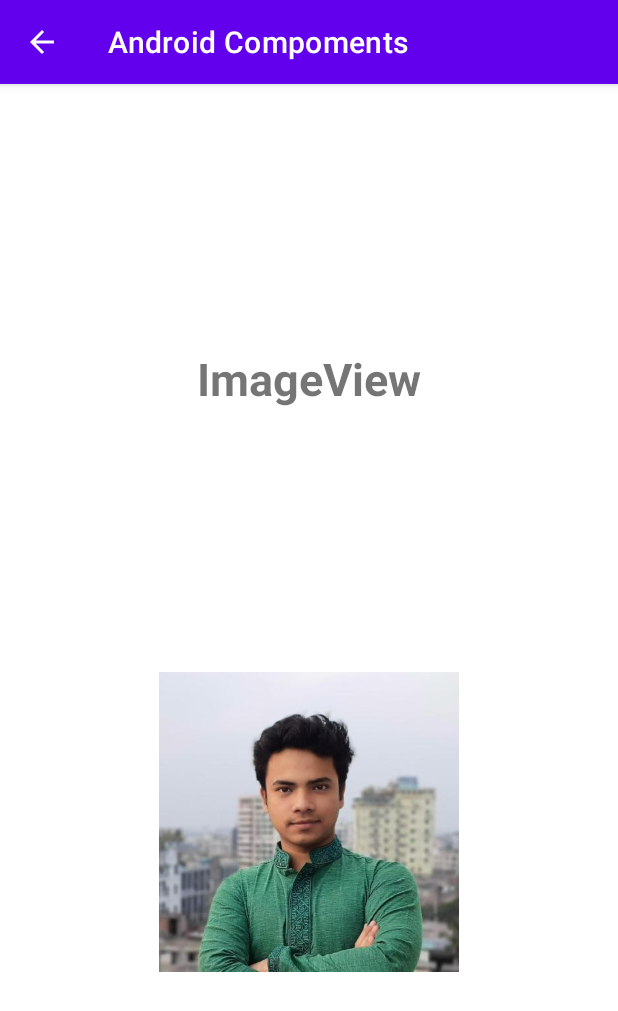
After one commit to ShahedMohammadHridoy/android-common, an Android app: the ImageViewActivity screen opened directly, with no data from a screen before it, on a phone screen of 412 x 824 dp. The commit adds this screen. Shown: the top 1011 px of the screen. Run offline under Robolectric (Android 15) with nearby library versions, the phone set to English and light mode, and no system bars.

Commit message:
Image View

```diff
--- a/app/src/main/AndroidManifest.xml
+++ b/app/src/main/AndroidManifest.xml
@@ -11,6 +11,10 @@
         android:supportsRtl="true"
         android:theme="@style/Theme.AndroidCompoments"
         tools:targetApi="31">
+        <activity
+            android:parentActivityName=".MainActivity"
+            android:name=".ImageViewActivity"
+            android:exported="false" />
         <activity
             android:name=".ButtonActivity"
             android:exported="false"
--- /dev/null
+++ b/app/src/main/java/com/shahed/androidcompoments/ImageViewActivity.java
@@ -0,0 +1,14 @@
+package com.shahed.androidcompoments;
+
+import androidx.appcompat.app.AppCompatActivity;
+
+import android.os.Bundle;
+
+public class ImageViewActivity extends AppCompatActivity {
+
+    @Override
+    protected void onCreate(Bundle savedInstanceState) {
+        super.onCreate(savedInstanceState);
+        setContentView(R.layout.activity_image_view);
+    }
+}
--- a/app/src/main/java/com/shahed/androidcompoments/MainActivity.java
+++ b/app/src/main/java/com/shahed/androidcompoments/MainActivity.java
@@ -9,7 +9,7 @@ import android.widget.Button;
 
 public class MainActivity extends AppCompatActivity {
 
-    Button textViewButton, buttonButton;
+    Button textViewButton, buttonButton, imageViewButton;
 
     @Override
     protected void onCreate(Bundle savedInstanceState) {
@@ -18,6 +18,7 @@ public class MainActivity extends AppCompatActivity {
 
         textViewButton = findViewById(R.id.text_view_button);
         buttonButton = findViewById(R.id.button_button);
+        imageViewButton = findViewById(R.id.button_image_view);
 
 
         textViewButton.setOnClickListener(v -> {
@@ -30,5 +31,9 @@ public class MainActivity extends AppCompatActivity {
             startActivity(intent);
         });
 
+        imageViewButton.setOnClickListener(v -> {
+            Intent intent = new Intent(MainActivity.this, ImageViewActivity.class);
+        });
+
     }
 }
--- /dev/null
+++ b/app/src/main/res/layout/activity_image_view.xml
@@ -0,0 +1,32 @@
+<?xml version="1.0" encoding="utf-8"?>
+<androidx.constraintlayout.widget.ConstraintLayout xmlns:android="http://schemas.android.com/apk/res/android"
+    xmlns:app="http://schemas.android.com/apk/res-auto"
+    xmlns:tools="http://schemas.android.com/tools"
+    android:layout_width="match_parent"
+    android:layout_height="match_parent"
+    tools:context=".ImageViewActivity">
+
+    <TextView
+        android:id="@+id/heading_image_view"
+        android:layout_width="wrap_content"
+        android:layout_height="wrap_content"
+        android:text="@string/imageview"
+        android:textSize="30sp"
+        android:textStyle="bold"
+        app:layout_constraintBottom_toTopOf="@id/body_image_view"
+        app:layout_constraintEnd_toEndOf="parent"
+        app:layout_constraintStart_toStartOf="parent"
+        app:layout_constraintTop_toTopOf="parent" />
+
+    <ImageView
+        android:id="@+id/body_image_view"
+        android:layout_width="200dp"
+        android:layout_height="200dp"
+        android:contentDescription="@string/imageview"
+        android:src="@drawable/shahed"
+        app:layout_constraintBottom_toBottomOf="parent"
+        app:layout_constraintEnd_toEndOf="parent"
+        app:layout_constraintStart_toStartOf="parent"
+        app:layout_constraintTop_toBottomOf="@id/heading_image_view" />
+
+</androidx.constraintlayout.widget.ConstraintLayout>
--- a/app/src/main/res/layout/activity_main.xml
+++ b/app/src/main/res/layout/activity_main.xml
@@ -51,6 +51,7 @@
 
 
                 <Button
+                    android:id="@+id/button_image_view"
                     style="?android:attr/buttonBarButtonStyle"
                     android:layout_width="wrap_content"
                     android:layout_height="wrap_content"
```
Also changed, not shown: app/src/main/res/drawable/shahed.jpeg (added).
